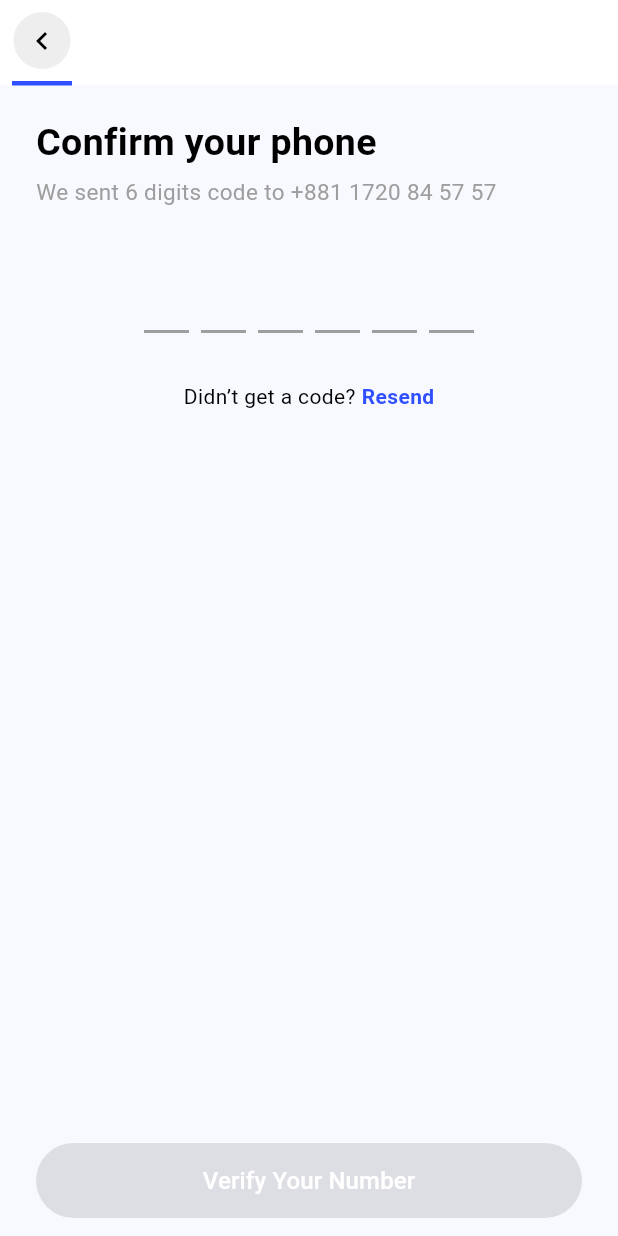
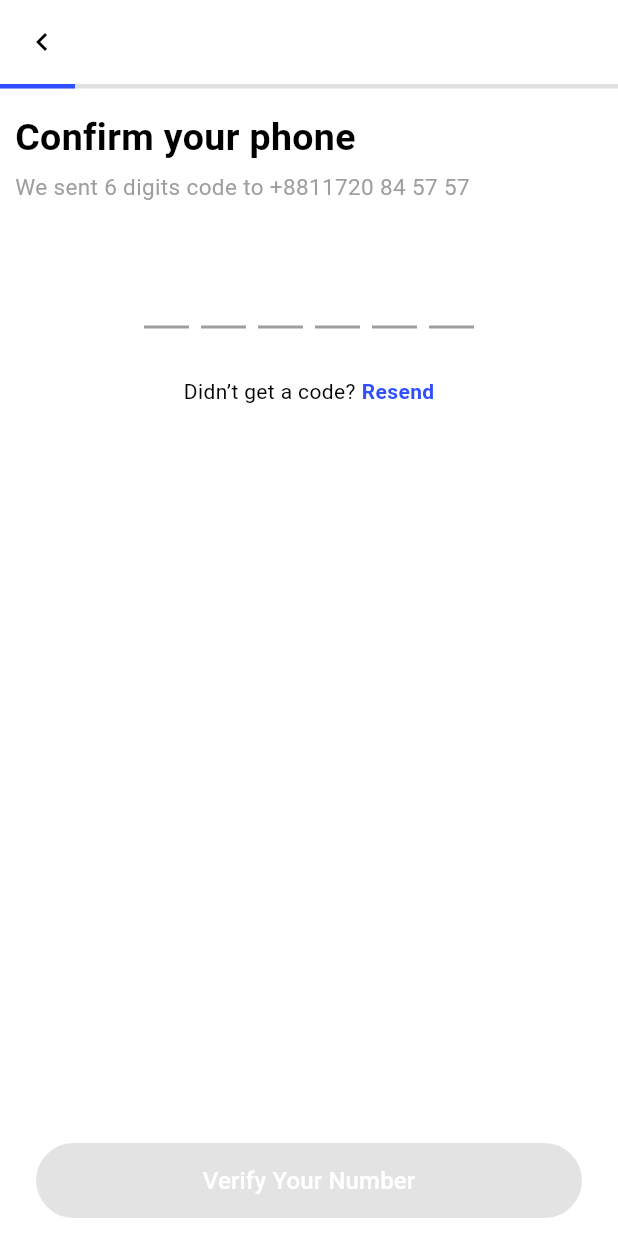
Before and after one commit to TI-POLINDRA/PEMOBILE2-D4RPL2A-PRAKTIKUM4, a Flutter app: the OTPVerificationScreen screen opened by its route, on a phone screen of 412 x 824 dp. Run offline on Flutter 3.47's test engine with Material 3 defaults, Android fonts, the light colour scheme and no system bars; drawn by our look-alikes of pin_code_fields; our stand-ins replace flutter_screenutil.

Commit message:
ui: halaman otp verification

```diff
--- a/lib/screens/otp_verification_screen.dart
+++ b/lib/screens/otp_verification_screen.dart
@@ -30,7 +30,7 @@ class _OTPVerificationScreenState extends State<OTPVerificationScreen> {
             child: Container(
               decoration: BoxDecoration(
                 shape: BoxShape.circle,
-                color: Colors.grey.shade200,
+                color: const Color.fromARGB(255, 255, 255, 255),
               ),
               child: Icon(Icons.chevron_left, color: Colors.black),
             ),
@@ -39,24 +39,32 @@ class _OTPVerificationScreenState extends State<OTPVerificationScreen> {
         backgroundColor: Colors.white,
         elevation: 0,
         bottom: PreferredSize(
-          preferredSize: Size.fromHeight(1.0),
-          child: Align(
-            alignment: Alignment.centerLeft,
-            child: Container(
-              margin: EdgeInsets.only(left: 8),
-              width: 40,
-              height: 3.0,
-              color: Color.fromRGBO(48, 79, 255, 1),
-            ),
+          preferredSize: Size.fromHeight(3.0),
+          child: Stack(
+            children: [
+
+              Container(
+                width: double.infinity,
+                height: 3.0,
+                color: Colors.grey[300],
+              ),
+
+              Container(
+                width: 50, // Sesuaikan panjang garis biru
+                height: 3.0,
+                color: Color.fromRGBO(48, 79, 255, 1),
+              ),
+            ],
           ),
         ),
       ),
+      backgroundColor: Colors.white, // Warna background disamakan dengan AppBar
       body: Padding(
-        padding: const EdgeInsets.symmetric(horizontal: 24.0),
+        padding: const EdgeInsets.symmetric(horizontal: 10.0),
         child: Column(
           crossAxisAlignment: CrossAxisAlignment.center,
           children: [
-            SizedBox(height: 20), // Naikkan teks lebih ke atas
+            SizedBox(height: 15),
             Align(
               alignment: Alignment.centerLeft,
               child: Column(
@@ -73,7 +81,7 @@ class _OTPVerificationScreenState extends State<OTPVerificationScreen> {
                   ),
                   SizedBox(height: 4),
                   Text(
-                    "We sent 6 digits code to +881 1720 84 57 57",
+                    "We sent 6 digits code to +8811720 84 57 57",
                     style: TextStyle(fontSize: 15, color: Colors.grey),
                   ),
                 ],
@@ -82,7 +90,7 @@ class _OTPVerificationScreenState extends State<OTPVerificationScreen> {
             SizedBox(height: 24),
             Center(
               child: SizedBox(
-                width: 220, // Menyesuaikan lebar agar lebih kecil ke tengah
+                width: 220,
                 child: PinCodeTextField(
                   appContext: context,
                   length: 6,
@@ -95,8 +103,8 @@ class _OTPVerificationScreenState extends State<OTPVerificationScreen> {
                   ),
                   pinTheme: PinTheme(
                     shape: PinCodeFieldShape.underline,
-                    fieldHeight: 60, // Lebih kecil
-                    fieldWidth: 30,  // Lebih kecil
+                    fieldHeight: 60,
+                    fieldWidth: 30,
                     inactiveColor: Colors.grey,
                     activeColor: Color.fromRGBO(48, 79, 255, 1),
                     selectedColor: Color.fromRGBO(48, 79, 255, 1),
--- a/lib/utils/router_check.dart
+++ b/lib/utils/router_check.dart
@@ -28,7 +28,7 @@ class _RouterCheckState extends State<RouterCheck> {
                     borderRadius: BorderRadius.circular(10.r),
                   ),
                   hintText: 'Masukkan Alamat Routing',
-                  helperText: 'Contoh: /login',
+                  helperText: 'Contoh: /login atau /otp',
                   icon: const Icon(Icons.route),
                 ),
               ),
```
